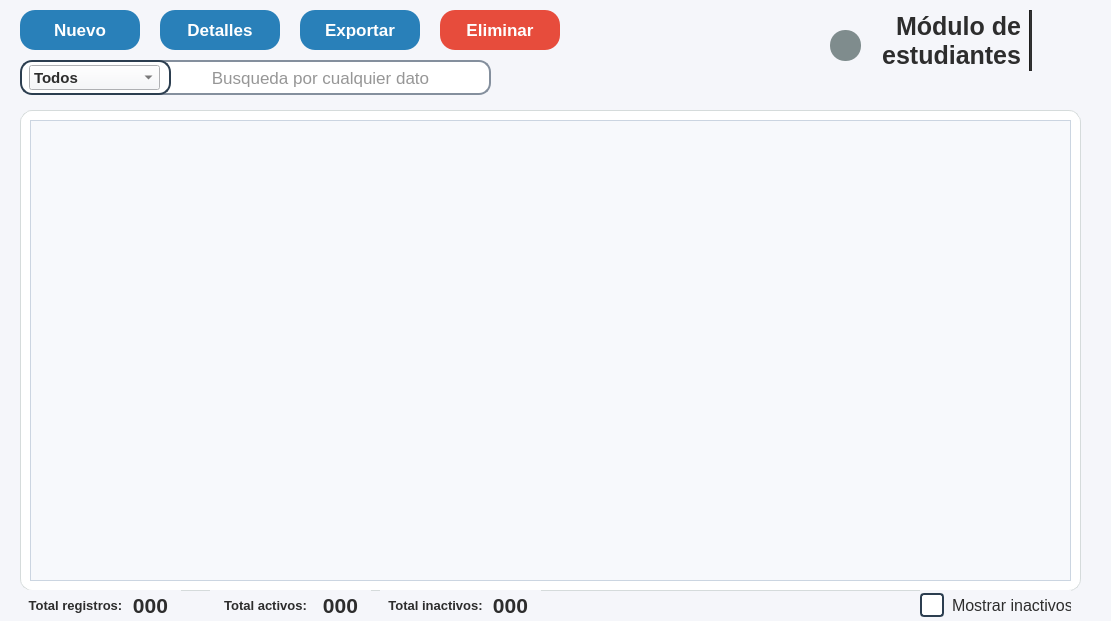
This is resources/ui/gestion_estudiantes.ui in Proyecto-Uptjaa/Proyecto_SIRA as Qt 5 draws it before an edit. The edited form follows.
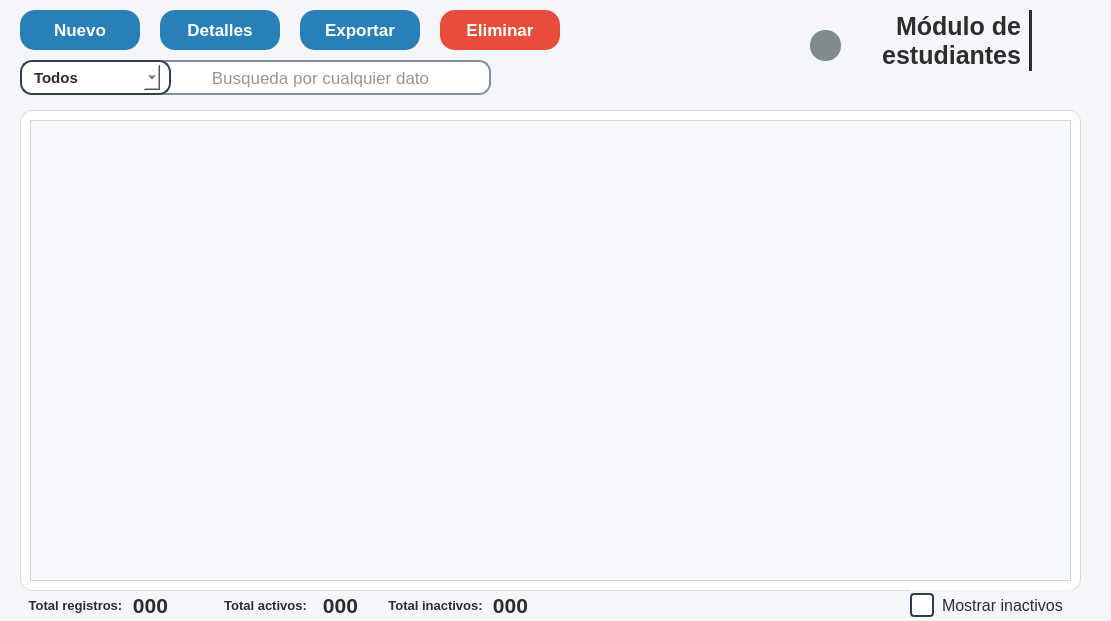
This is the edited form. Icons and pictures are not drawn.

Commit message: Ajustes en interfaz

Diff of the .ui file:
```diff
--- a/resources/ui/gestion_estudiantes.ui
+++ b/resources/ui/gestion_estudiantes.ui
@@ -223,9 +223,9 @@
   <widget class="QLabel" name="lblTitulo_logo_estu">
    <property name="geometry">
     <rect>
-     <x>880</x>
+     <x>870</x>
      <y>10</y>
-     <width>141</width>
+     <width>151</width>
      <height>61</height>
     </rect>
    </property>
@@ -264,7 +264,7 @@
   <widget class="QPushButton" name="btnActualizar_db_estu">
    <property name="geometry">
     <rect>
-     <x>830</x>
+     <x>810</x>
      <y>30</y>
      <width>31</width>
      <height>31</height>
@@ -342,9 +342,9 @@
   <widget class="QCheckBox" name="chkMostrar_inactivos_estu">
    <property name="geometry">
     <rect>
-     <x>920</x>
+     <x>910</x>
      <y>590</y>
-     <width>151</width>
+     <width>171</width>
      <height>31</height>
     </rect>
    </property>
@@ -663,7 +663,8 @@
      <cursorShape>PointingHandCursor</cursorShape>
     </property>
     <property name="styleSheet">
-     <string notr="true"/>
+     <string notr="true">background-color: white;
+border: transparent;</string>
     </property>
     <property name="iconSize">
      <size>
@@ -865,7 +866,7 @@
     </font>
    </property>
    <property name="styleSheet">
-    <string notr="true"/>
+    <string notr="true">background-color: transparent;</string>
    </property>
    <property name="text">
     <string>000</string>
@@ -894,7 +895,7 @@
     </font>
    </property>
    <property name="styleSheet">
-    <string notr="true"/>
+    <string notr="true">background-color: transparent;</string>
    </property>
    <property name="text">
     <string>000</string>
@@ -923,7 +924,7 @@
     </font>
    </property>
    <property name="styleSheet">
-    <string notr="true"/>
+    <string notr="true">background-color: transparent;</string>
    </property>
    <property name="text">
     <string>Total inactivos:</string>
@@ -952,7 +953,7 @@
     </font>
    </property>
    <property name="styleSheet">
-    <string notr="true"/>
+    <string notr="true">background-color: transparent;</string>
    </property>
    <property name="text">
     <string>000</string>
@@ -981,7 +982,7 @@
     </font>
    </property>
    <property name="styleSheet">
-    <string notr="true"/>
+    <string notr="true">background-color: transparent;</string>
    </property>
    <property name="text">
     <string>Total activos:</string>
@@ -1010,7 +1011,7 @@
     </font>
    </property>
    <property name="styleSheet">
-    <string notr="true"/>
+    <string notr="true">background-color: transparent;</string>
    </property>
    <property name="text">
     <string>Total registros:</string>
```
